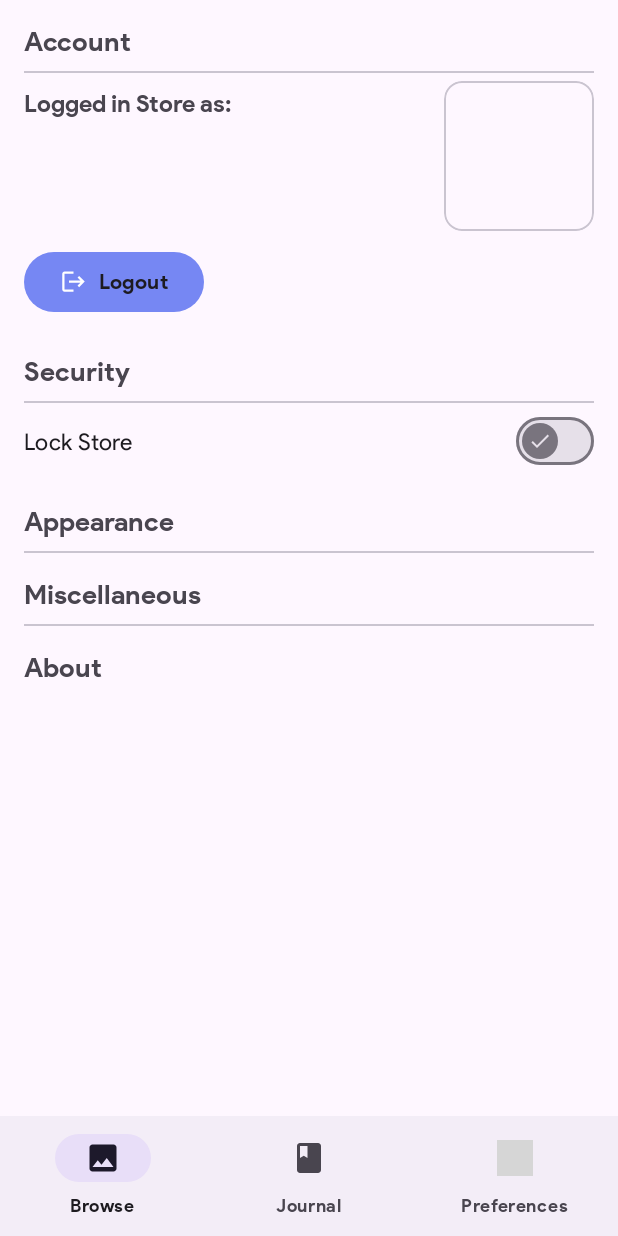
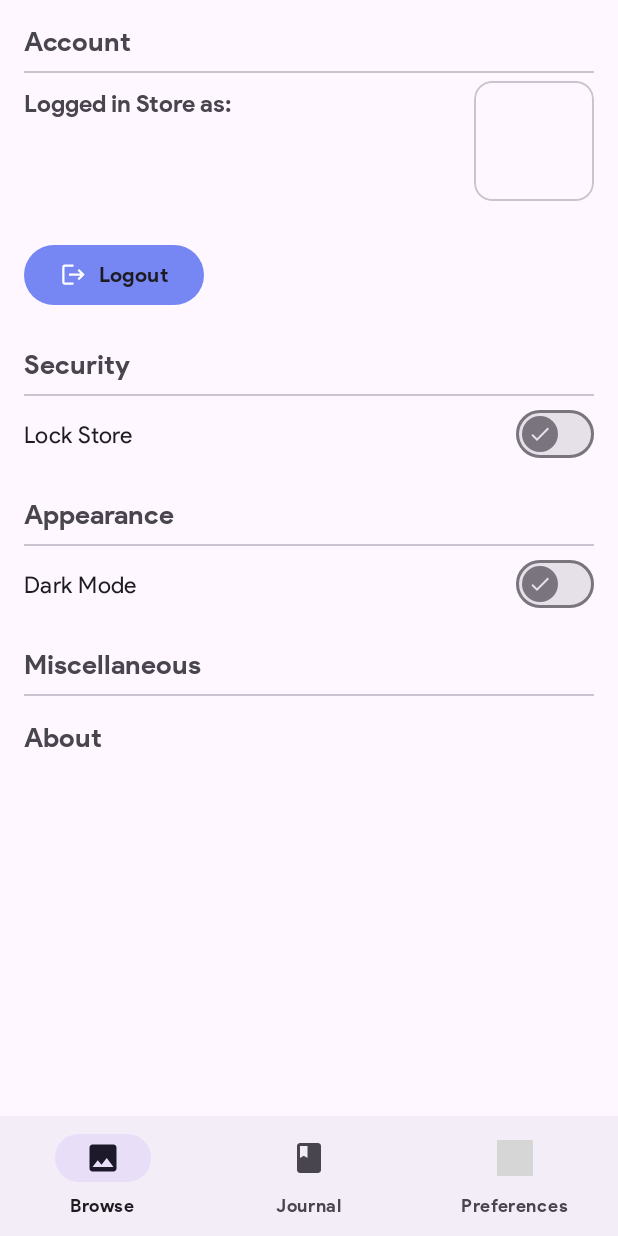
Before and after one commit to the-rebooted-coder/Store, an Android app: the fragment Settings placed in its activity, on a phone screen of 412 x 824 dp. Run offline under Robolectric (Android 15) with nearby library versions, the phone set to English and light mode, and no system bars; our stand-ins replace Firebase (no records; nobody signed in at launch, a user with empty details on screens opened directly); pictures from the network do not load; grey boxes are pictures that could not be loaded.

Commit message:
Added Theme Logic

```diff
--- a/app/src/main/AndroidManifest.xml
+++ b/app/src/main/AndroidManifest.xml
@@ -3,7 +3,7 @@
     xmlns:tools="http://schemas.android.com/tools">
 
     <uses-permission android:name="android.permission.ACCESS_NETWORK_STATE" />
-    <uses-permission android:name="android.permission.USE_FINGERPRINT" />
+    <uses-permission android:name="android.permission.USE_BIOMETRIC" />
     <uses-permission android:name="android.permission.VIBRATE" />
     <uses-permission android:name="android.permission.INTERNET" />
     <uses-permission
@@ -28,7 +28,7 @@
             android:name=".Crash"
             android:exported="false" />
         <activity android:name=".SignUp" />
-        <activity android:name=".Landing" />
+        <activity android:name=".Landing"/>
         <activity
             android:name=".SplashScreen"
             android:exported="true">
--- a/app/src/main/java/com/onesilicondiode/store/Settings.java
+++ b/app/src/main/java/com/onesilicondiode/store/Settings.java
@@ -1,5 +1,6 @@
 package com.onesilicondiode.store;
 
+import static android.content.Context.MODE_PRIVATE;
 import static android.content.Context.VIBRATOR_SERVICE;
 
 import android.animation.AnimatorInflater;
@@ -22,6 +23,7 @@ import android.widget.Toast;
 import androidx.annotation.NonNull;
 import androidx.annotation.Nullable;
 import androidx.appcompat.app.AlertDialog;
+import androidx.appcompat.app.AppCompatDelegate;
 import androidx.fragment.app.Fragment;
 
 import com.bumptech.glide.Glide;
@@ -36,15 +38,16 @@ import com.google.firebase.auth.FirebaseAuth;
 import com.google.firebase.auth.FirebaseUser;
 
 public class Settings extends Fragment {
+    public static final String UI_MODE = "uiMode";
     private TextView accountHolderName;
     private TextView accountHolderEmail;
     private MaterialButton signOutBtn, editPin;
-
     private ImageView userAccImage;
     private FirebaseAuth mAuth;
     private Vibrator vibrator;
-    private MaterialSwitch secureAppSwitch;
+    private MaterialSwitch secureAppSwitch, appAppearance;
     private SharedPreferences sharedPreferences;
+    String name;
 
 
     @Nullable
@@ -55,9 +58,14 @@ public class Settings extends Fragment {
         accountHolderName = rootView.findViewById(R.id.accountHolderName);
         accountHolderEmail = rootView.findViewById(R.id.accountHolderEmail);
         editPin = rootView.findViewById(R.id.editPin);
+        appAppearance = rootView.findViewById(R.id.appAppearance);
         signOutBtn = rootView.findViewById(R.id.signOutBtn);
         userAccImage = rootView.findViewById(R.id.userAccImage);
         secureAppSwitch = rootView.findViewById(R.id.secureApp);
+
+        SharedPreferences sharedPreferencesTheme = requireContext().getSharedPreferences(UI_MODE, MODE_PRIVATE);
+        String uiMode = sharedPreferencesTheme.getString("uiMode", "Light");
+        appAppearance.setChecked("Dark".equals(uiMode));
         sharedPreferences = requireContext().getSharedPreferences("MyPrefs", Context.MODE_PRIVATE);
         if (getActivity() != null) {
             vibrator = (Vibrator) getActivity().getSystemService(VIBRATOR_SERVICE);
@@ -67,7 +75,22 @@ public class Settings extends Fragment {
         ObjectAnimator slideDownAnimation = (ObjectAnimator) AnimatorInflater.loadAnimator(requireContext(), R.animator.slide_down);
         boolean isSecureAppEnabled = sharedPreferences.getBoolean("secureAppEnabled", false);
         secureAppSwitch.setChecked(isSecureAppEnabled);
-        editPin.setVisibility(isSecureAppEnabled ? View.VISIBLE : View.GONE); // Set initial visibility
+        editPin.setVisibility(isSecureAppEnabled ? View.VISIBLE : View.GONE);
+        appAppearance.setOnCheckedChangeListener(new CompoundButton.OnCheckedChangeListener() {
+            @Override
+            public void onCheckedChanged(CompoundButton compoundButton, boolean isChecked) {
+                SharedPreferences.Editor editor = requireContext().getSharedPreferences(UI_MODE, MODE_PRIVATE).edit();
+                if (isChecked) {
+                    AppCompatDelegate.setDefaultNightMode(AppCompatDelegate.MODE_NIGHT_YES);
+                    editor.putString("uiMode", "Dark");
+                } else {
+                    AppCompatDelegate.setDefaultNightMode(AppCompatDelegate.MODE_NIGHT_NO);
+                    editor.putString("uiMode", "Light");
+                }
+                editor.apply();
+            }
+        });
+
         secureAppSwitch.setOnCheckedChangeListener((buttonView, isChecked) -> {
             if (isChecked) {
                 // Check if a PIN is already set
--- a/app/src/main/res/layout/fragment_settings.xml
+++ b/app/src/main/res/layout/fragment_settings.xml
@@ -65,8 +65,8 @@
                     android:textSize="15sp" />
 
                 <com.google.android.material.card.MaterialCardView
-                    android:layout_width="100dp"
-                    android:layout_height="100dp"
+                    android:layout_width="80dp"
+                    android:layout_height="80dp"
                     android:layout_alignParentTop="true"
                     android:layout_alignParentEnd="true"
                     android:layout_marginTop="5dp"
@@ -169,6 +169,15 @@
                 android:background="?android:attr/dividerVertical" />
 
             <!-- Settings items for Section 3 -->
+            <com.google.android.material.materialswitch.MaterialSwitch
+                android:id="@+id/appAppearance"
+                android:layout_width="match_parent"
+                android:layout_height="match_parent"
+                android:padding="16dp"
+                app:thumbIcon="@drawable/done_24"
+                android:fontFamily="@font/productsans"
+                android:textSize="15sp"
+                android:text="Dark Mode"/>
             <!-- Section 4 Header -->
             <com.google.android.material.textview.MaterialTextView
                 android:layout_width="match_parent"
```
